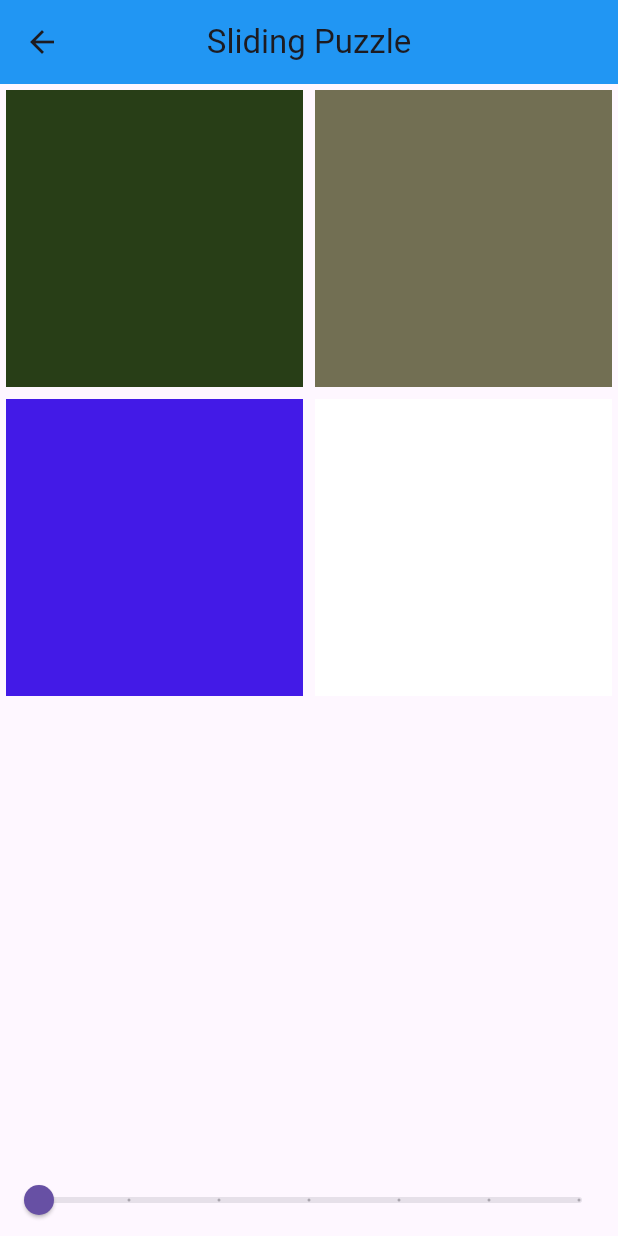
After one commit to MatthiasEllero/AMSE, a Flutter app: the Exercice6b screen opened by its route, on a phone screen of 412 x 824 dp. The commit adds this screen. Run offline on Flutter 3.47's test engine with Material 3 defaults, Android fonts, the phone set to English and light mode, and no system bars.

Commit message:
Ajout d'exercice 6a/6b

```diff
--- /dev/null
+++ b/tp2/lib/Exercice6b.dart
@@ -0,0 +1,140 @@
+import 'package:flutter/material.dart';
+import 'dart:math' as math;
+
+math.Random random = new math.Random();
+
+class Tile {
+  Color? color;
+  bool isEmpty;
+
+  Tile.randomColor()
+      : color = Color.fromARGB(
+            255, random.nextInt(255), random.nextInt(255), random.nextInt(255)),
+        isEmpty = false;
+
+  Tile.empty()
+      : color = null,
+        isEmpty = true;
+}
+
+class TileWidget extends StatelessWidget {
+  final Tile tile;
+  final VoidCallback onTap;
+
+  TileWidget({required this.tile, required this.onTap});
+
+  @override
+  Widget build(BuildContext context) {
+    return GestureDetector(
+      onTap: onTap,
+      child: Container(
+        margin: EdgeInsets.all(4),
+        color: tile.isEmpty ? Colors.white : tile.color,
+        child: Padding(
+          padding: EdgeInsets.all(20), // Ajusté pour des tuiles plus petites
+        ),
+      ),
+    );
+  }
+}
+
+void main() => runApp(MaterialApp(home: Exercice6b()));
+
+class Exercice6b extends StatefulWidget {
+  @override
+  PositionedTilesState createState() => PositionedTilesState();
+}
+
+class PositionedTilesState extends State<Exercice6b> {
+  late List<List<Tile>> grid;
+  int gridSize = 2; // Taille initiale de la grille
+  double sliderValue = 2.0;
+
+  void initGrid() {
+    int emptyX = gridSize - 1;
+    int emptyY = gridSize - 1;
+
+    grid = List.generate(
+        gridSize,
+        (i) => List.generate(
+            gridSize,
+            (j) => i == emptyX && j == emptyY
+                ? Tile.empty()
+                : Tile.randomColor()));
+  }
+
+  @override
+  void initState() {
+    super.initState();
+    initGrid();
+  }
+
+  void moveTile(int x, int y) {
+    if (!grid[x][y].isEmpty) {
+      List<List<int>> deltas = [
+        [-1, 0],
+        [1, 0],
+        [0, -1],
+        [0, 1]
+      ];
+      for (var delta in deltas) {
+        int newX = x + delta[0];
+        int newY = y + delta[1];
+        if (newX >= 0 &&
+            newX < gridSize &&
+            newY >= 0 &&
+            newY < gridSize &&
+            grid[newX][newY].isEmpty) {
+          setState(() {
+            grid[newX][newY] = grid[x][y];
+            grid[x][y] = Tile.empty();
+          });
+          break;
+        }
+      }
+    }
+  }
+
+  @override
+  Widget build(BuildContext context) {
+    return Scaffold(
+      appBar: AppBar(
+        title: Text('Sliding Puzzle'),
+        centerTitle: true,
+      ),
+      body: Column(
+        children: [
+          Expanded(
+            child: GridView.builder(
+              gridDelegate: SliverGridDelegateWithFixedCrossAxisCount(
+                crossAxisCount: gridSize,
+              ),
+              itemCount: gridSize * gridSize,
+              itemBuilder: (BuildContext context, int index) {
+                int x = index ~/ gridSize, y = index % gridSize;
+                return TileWidget(
+                  tile: grid[x][y],
+                  onTap: () => moveTile(x, y),
+                );
+              },
+            ),
+          ),
+          Slider(
+            min: 2,
+            max: 8, // 5 pour 6x5, ajusté pour permettre des valeurs discrètes
+            divisions: 6,
+            value: sliderValue,
+            label: '${sliderValue.toInt()}x${sliderValue.toInt()}',
+            onChanged: (double newValue) {
+              setState(() {
+                sliderValue = newValue;
+                gridSize = newValue.toInt(); // Convertir en taille de grille
+                initGrid(); // Réinitialiser la grille avec la nouvelle taille
+              });
+            },
+          ),
+        ],
+      ),
+    );
+  }
+}
```
Also changed, not shown: tp2/lib/Exercice6a.dart (added, +75 -0 lines), tp2/lib/main.dart (+13 -6 lines).
